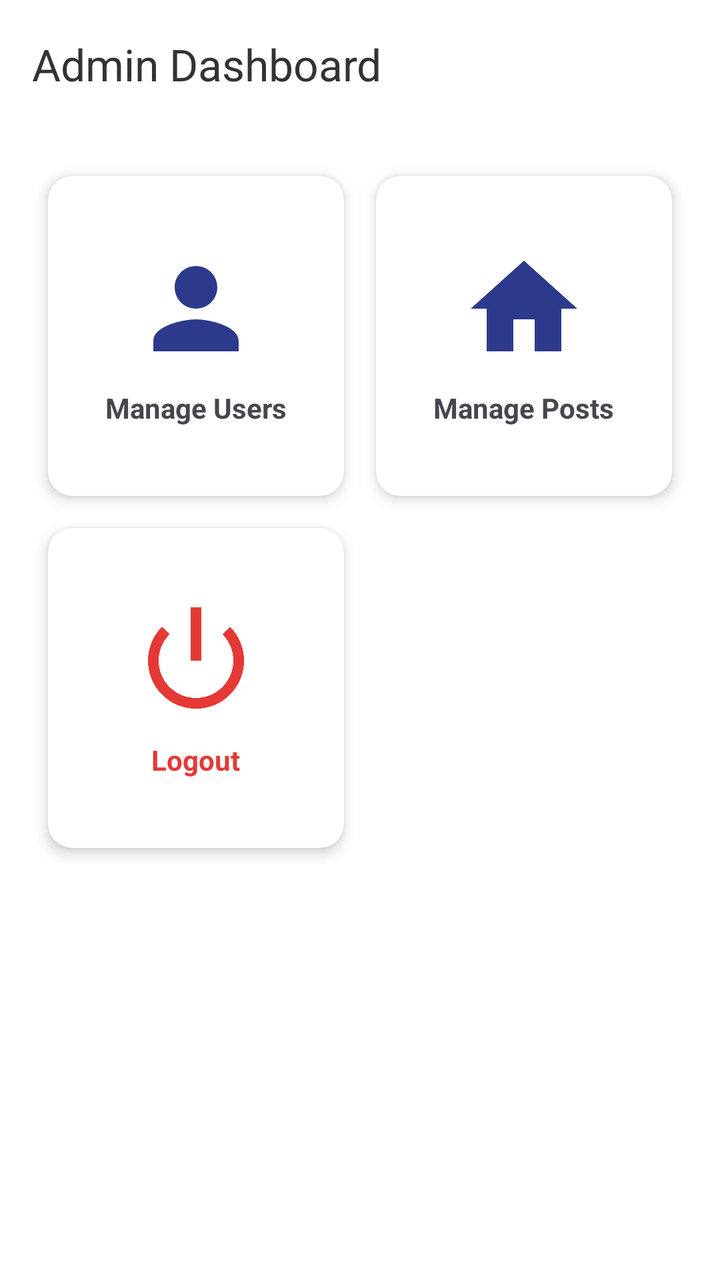
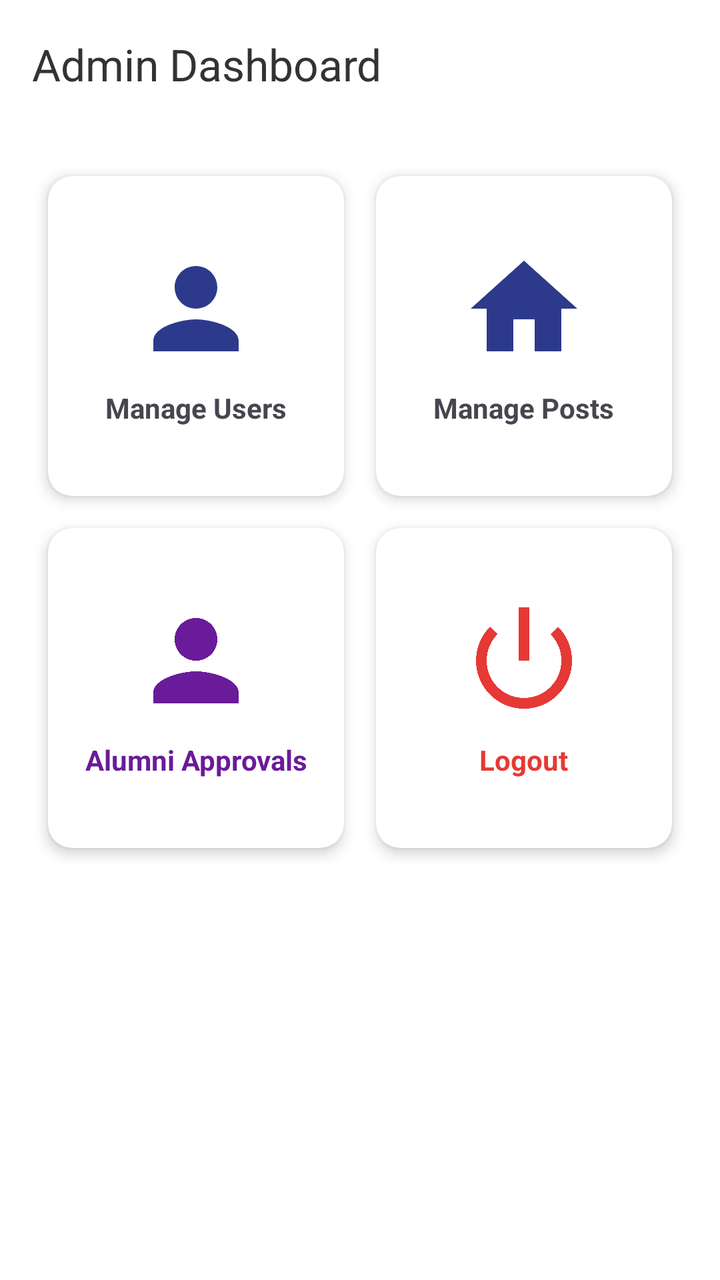

The first picture is an Android layout as it rendered before a commit; the second is the same layout after the commit. The layout source and the unified diff follow.
<!-- AndroidManifest.xml: application theme Theme.MXNexus -->
<!-- res/layout/activity_admin_dashboard.xml -->
<?xml version="1.0" encoding="utf-8"?>
<LinearLayout xmlns:android="http://schemas.android.com/apk/res/android"
    xmlns:app="http://schemas.android.com/apk/res-auto"
    android:layout_width="match_parent"
    android:layout_height="match_parent"
    android:orientation="vertical"
    android:fitsSystemWindows="true"
    android:background="#FFFFFF">

    <androidx.appcompat.widget.Toolbar
        android:id="@+id/adminToolbar"
        android:layout_width="match_parent"
        android:layout_height="?attr/actionBarSize"
        android:background="#FFFFFF"
        android:elevation="0dp"
        app:title="Admin Dashboard"
        app:titleTextColor="#333333" />

    <GridLayout
        android:layout_width="match_parent"
        android:layout_height="wrap_content"
        android:columnCount="2"
        android:rowCount="2"
        android:padding="16dp"
        android:alignmentMode="alignMargins"
        android:columnOrderPreserved="false">

        
        <androidx.cardview.widget.CardView
            android:id="@+id/cardManageUsers"
            android:layout_width="0dp"
            android:layout_height="160dp"
            android:layout_columnWeight="1"
            android:layout_margin="8dp"
            app:cardCornerRadius="12dp"
            app:cardElevation="4dp">
            <LinearLayout
                android:layout_width="match_parent"
                android:layout_height="match_parent"
                android:orientation="vertical"
                android:gravity="center">
                <ImageView
                    android:layout_width="64dp"
                    android:layout_height="64dp"
                    android:src="@drawable/ic_profile"
                    app:tint="#2D3A8C" />
                <TextView
                    android:layout_width="wrap_content"
                    android:layout_height="wrap_content"
                    android:text="Manage Users"
                    android:textStyle="bold"
                    android:layout_marginTop="8dp"/>
            </LinearLayout>
        </androidx.cardview.widget.CardView>

        
        <androidx.cardview.widget.CardView
            android:id="@+id/cardManagePosts"
            android:layout_width="0dp"
            android:layout_height="160dp"
            android:layout_columnWeight="1"
            android:layout_margin="8dp"
            app:cardCornerRadius="12dp"
            app:cardElevation="4dp">
            <LinearLayout
                android:layout_width="match_parent"
                android:layout_height="match_parent"
                android:orientation="vertical"
                android:gravity="center">
                <ImageView
                    android:layout_width="64dp"
                    android:layout_height="64dp"
                    android:src="@drawable/ic_home"
                    app:tint="#2D3A8C" />
                <TextView
                    android:layout_width="wrap_content"
                    android:layout_height="wrap_content"
                    android:text="Manage Posts"
                    android:textStyle="bold"
                    android:layout_marginTop="8dp"/>
            </LinearLayout>
        </androidx.cardview.widget.CardView>

        
        <androidx.cardview.widget.CardView
            android:id="@+id/cardLogout"
            android:layout_width="0dp"
            android:layout_height="160dp"
            android:layout_columnWeight="1"
            android:layout_margin="8dp"
            app:cardCornerRadius="12dp"
            app:cardElevation="4dp">
            <LinearLayout
                android:layout_width="match_parent"
                android:layout_height="match_parent"
                android:orientation="vertical"
                android:gravity="center">
                <ImageView
                    android:layout_width="64dp"
                    android:layout_height="64dp"
                    android:src="@android:drawable/ic_lock_power_off"
                    app:tint="#E53935" />
                <TextView
                    android:layout_width="wrap_content"
                    android:layout_height="wrap_content"
                    android:text="Logout"
                    android:textColor="#E53935"
                    android:textStyle="bold"
                    android:layout_marginTop="8dp"/>
            </LinearLayout>
        </androidx.cardview.widget.CardView>

    </GridLayout>

</LinearLayout>
<!-- resources referenced by this layout -->
<resources>
  <!-- drawable ic_home (drawable) -->
  <vector xmlns:android="http://schemas.android.com/apk/res/android"
      android:width="24dp"
      android:height="24dp"
      android:viewportWidth="24"
      android:viewportHeight="24">
    <path
        android:pathData="M10,20v-6h4v6h5v-8h3L12,3 2,12h3v8z"
        android:fillColor="#666666"/>
  </vector>
  <!-- drawable ic_profile (drawable) -->
  <vector xmlns:android="http://schemas.android.com/apk/res/android"
      android:width="24dp"
      android:height="24dp"
      android:viewportWidth="24"
      android:viewportHeight="24">
    <path
        android:pathData="M12,12c2.21,0 4,-1.79 4,-4s-1.79,-4 -4,-4 -4,1.79 -4,4 1.79,4 4,4zm0,2c-2.67,0 -8,1.34 -8,4v2h16v-2c0,-2.66 -5.33,-4 -8,-4z"
        android:fillColor="#666666"/>
  </vector>
  <style name="Theme.MXNexus" parent="Base.Theme.MXNexus" />
  <style name="Base.Theme.MXNexus" parent="Theme.Material3.Light.NoActionBar">
          <item name="colorPrimary">@color/primary</item>
          <item name="colorOnPrimary">@color/surface</item>
          <item name="colorSecondary">@color/accent</item>
          <item name="android:colorBackground">@color/background</item>
          <item name="android:fontFamily">sans-serif</item>
          <item name="android:textColorPrimary">#1A1A2E</item>
          <item name="materialButtonStyle">@style/WhiteTextButton</item>
      </style>
  <color name="primary">#FF00CC</color>
  <color name="surface">#FFFFFF</color>
  <color name="accent">#3333FF</color>
  <color name="background">#FFFFFF</color>
  <style name="WhiteTextButton" parent="Widget.MaterialComponents.Button">
          <item name="android:textColor">#FFFFFF</item>
      </style>
</resources>

<!-- the commit's change to res/layout/activity_admin_dashboard.xml (unified diff, before → after) -->
@@ -83,6 +83,53 @@
 
         
         <androidx.cardview.widget.CardView
+            android:id="@+id/cardAlumniApprovals"
+            android:layout_width="0dp"
+            android:layout_height="160dp"
+            android:layout_columnWeight="1"
+            android:layout_margin="8dp"
+            app:cardCornerRadius="12dp"
+            app:cardElevation="4dp">
+            <FrameLayout
+                android:layout_width="match_parent"
+                android:layout_height="match_parent">
+                <LinearLayout
+                    android:layout_width="match_parent"
+                    android:layout_height="match_parent"
+                    android:orientation="vertical"
+                    android:gravity="center">
+                    <ImageView
+                        android:layout_width="64dp"
+                        android:layout_height="64dp"
+                        android:src="@drawable/ic_profile"
+                        app:tint="#6A1B9A" />
+                    <TextView
+                        android:layout_width="wrap_content"
+                        android:layout_height="wrap_content"
+                        android:text="Alumni Approvals"
+                        android:textStyle="bold"
+                        android:textColor="#6A1B9A"
+                        android:gravity="center"
+                        android:layout_marginTop="8dp"/>
+                </LinearLayout>
+                
+                <TextView
+                    android:id="@+id/tvApprovalBadge"
+                    android:layout_width="24dp"
+                    android:layout_height="24dp"
+                    android:layout_gravity="top|end"
+                    android:layout_margin="10dp"
+                    android:background="@drawable/unread_badge_bg"
+                    android:gravity="center"
+                    android:textColor="#FFFFFF"
+                    android:textSize="10sp"
+                    android:textStyle="bold"
+                    android:visibility="gone"/>
+            </FrameLayout>
+        </androidx.cardview.widget.CardView>
+
+        
+        <androidx.cardview.widget.CardView
             android:id="@+id/cardLogout"
             android:layout_width="0dp"
             android:layout_height="160dp"
<!-- resource entries referenced after the edit -->
@@ -20,6 +20,12 @@
         android:pathData="M12,12c2.21,0 4,-1.79 4,-4s-1.79,-4 -4,-4 -4,1.79 -4,4 1.79,4 4,4zm0,2c-2.67,0 -8,1.34 -8,4v2h16v-2c0,-2.66 -5.33,-4 -8,-4z"
         android:fillColor="#666666"/>
   </vector>
+  <!-- drawable unread_badge_bg (drawable) -->
+  <?xml version="1.0" encoding="utf-8"?>
+  <shape xmlns:android="http://schemas.android.com/apk/res/android"
+      android:shape="oval">
+      <solid android:color="#FF00CC"/>
+  </shape>
   <style name="Theme.MXNexus" parent="Base.Theme.MXNexus" />
   <style name="Base.Theme.MXNexus" parent="Theme.Material3.Light.NoActionBar">
           <item name="colorPrimary">@color/primary</item>
